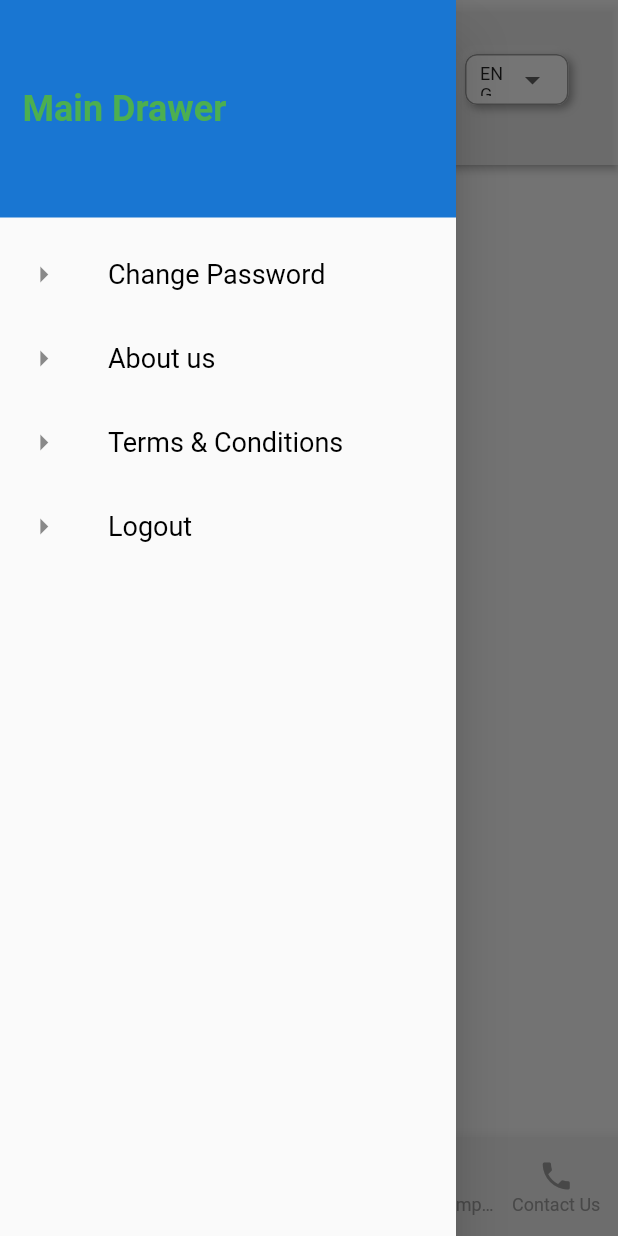
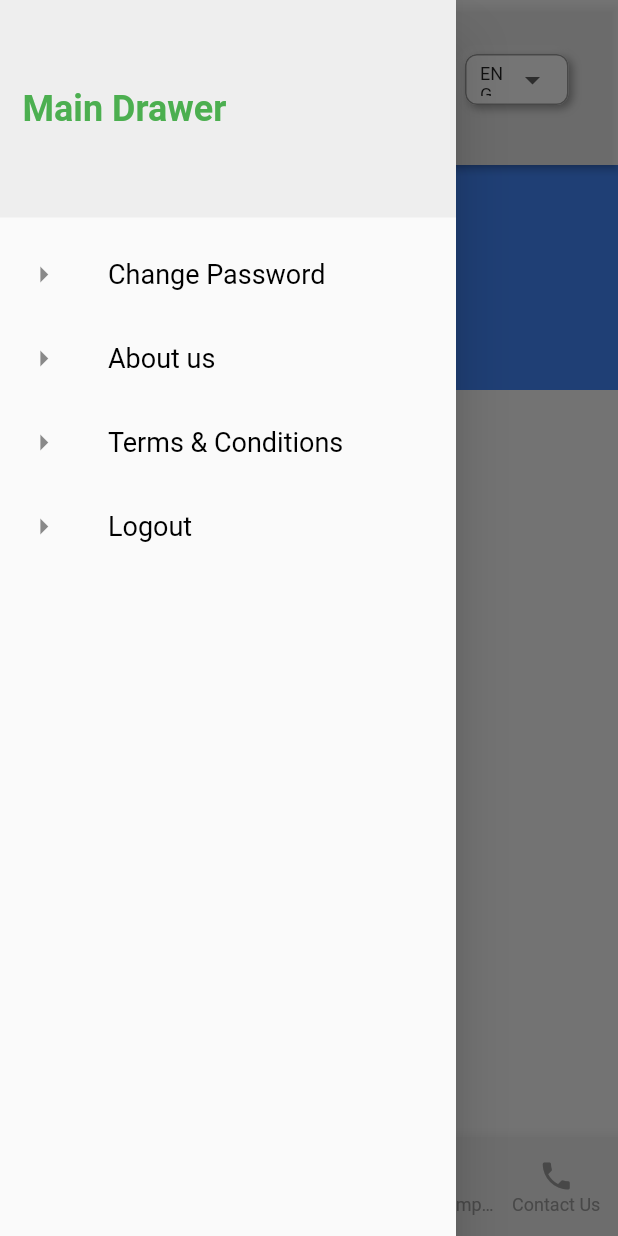
Before and after one commit to MOC-DEV-TH/MJN-User, a Flutter app: the TabScreens screen opened by its route, with the side drawer open, on a phone screen of 412 x 824 dp. Run offline on Flutter 3.47's test engine with Material 2 defaults, Android fonts, the phone set to English and light mode, and no system bars; drawn by our look-alikes of flutter_neumorphic; our stand-ins replace lottie, shared_preferences; accounts and stored records are empty.

Commit message:
add new design

```diff
--- a/lib/Widgets/login_main_drawer.dart
+++ b/lib/Widgets/login_main_drawer.dart
@@ -23,7 +23,7 @@ class LoginMainDrawer extends StatelessWidget {
             height: 145,
             width: double.infinity,
             padding: EdgeInsets.all(15),
-            color: Theme.of(context).primaryColorDark,
+            color: Color(0xFFEEEEEE),
             alignment: Alignment.centerLeft,
             child: Text(
               'Login Drawer',
--- a/lib/Widgets/main_drawer.dart
+++ b/lib/Widgets/main_drawer.dart
@@ -17,14 +17,15 @@ class MainDrawer extends StatelessWidget {
 
   @override
   Widget build(BuildContext context) {
-    return Drawer(
+    return
+      Drawer(
         child: Column(
           children: [
             Container(
               height: 145,
               width: double.infinity,
               padding: EdgeInsets.all(15),
-            color: Theme.of(context).primaryColorDark,
+              color: Color(0xFFEEEEEE),
               alignment: Alignment.centerLeft,
               child: Text(
                 'Main Drawer',
--- a/lib/views/CreateServiceTicketView.dart
+++ b/lib/views/CreateServiceTicketView.dart
@@ -49,7 +49,7 @@ class _CreateServiceTicketViewState extends State<CreateServiceTicketView> {
                               },
                               child: Container(
                                   alignment: Alignment.centerLeft,
-                                  child: Icon(Icons.arrow_back))),
+                                  child: Icon(Icons.keyboard_backspace_sharp,size: 40,))),
                           Row(
                             children: [
                               Container(
--- a/lib/views/HomeView.dart
+++ b/lib/views/HomeView.dart
@@ -1,13 +1,118 @@
+import 'package:MJN/views/AccountView.dart';
 import 'package:flutter/material.dart';
+import 'package:flutter_neumorphic/flutter_neumorphic.dart';
 
-class HomeView extends StatelessWidget {
+class HomeView extends StatefulWidget {
 
   static const routeName = '/home_screen';
 
   @override
+  _HomeViewState createState() => _HomeViewState();
+}
+
+class _HomeViewState extends State<HomeView> {
+  int changePageIndex = 0;
+
+
+  @override
+  void initState() {
+    changePageIndex = 0;
+    super.initState();
+  }
+
+  @override
   Widget build(BuildContext context) {
-    return Container(
-      child: Text('Home'),
+    return changePageIndex == 1 ? AccountView() :Scaffold(
+      body: SingleChildScrollView(
+        child: Column(
+          children: [
+            Container(
+              color: Colors.blueAccent,
+              width: double.infinity,
+              alignment: Alignment.center,
+              height: 150,
+              child: Text(
+                'Promotion News',
+                style: TextStyle(
+                    fontWeight: FontWeight.bold,
+                    fontSize: 24,
+                    color: Colors.white),
+              ),
+            ),
+            Container(
+              width: MediaQuery.of(context).size.width,
+              height: 40,
+              alignment: Alignment.centerLeft,
+              margin: EdgeInsets.only(top: 10, left: 10),
+              child: NeumorphicButton(
+                onPressed: () {
+
+                  setState(() {
+                    changePageIndex = 1;
+                  });
+
+                },
+                child: Text(
+                  "My Account",
+                  style: TextStyle(
+                      fontWeight: FontWeight.bold,
+                      fontSize: 15,
+                      color: Colors.white),
+                ),
+                style: NeumorphicStyle(
+                  shape: NeumorphicShape.flat,
+                  boxShape:
+                  NeumorphicBoxShape.roundRect(BorderRadius.circular(14)),
+                  color: Colors.amber,
+                  depth: 8,
+//                lightSource: LightSource.topLeft,
+                ),
+              ),
+            ),
+            Padding(
+              padding: const EdgeInsets.only(top: 8,left: 12),
+              child: Row(
+                children: [
+                  Column(
+                    crossAxisAlignment: CrossAxisAlignment.start,
+                    children: [
+                      Text('Name',style: TextStyle(fontWeight: FontWeight.w500,fontSize: 13),),
+                      SizedBox(
+                        height: 6,
+                      ),
+                      Text('Building',style: TextStyle(fontWeight: FontWeight.w500,fontSize: 13),),
+                      SizedBox(
+                        height: 6,
+                      ),
+                      Text('Unit',style: TextStyle(fontWeight: FontWeight.w500,fontSize: 13),),
+                    ],
+                  ),
+
+
+                  SizedBox(
+                    width: 20,
+                  ),
+
+                  Column(
+                    crossAxisAlignment: CrossAxisAlignment.start,
+                    children: [
+                      Text(':Mr.Test',style: TextStyle(fontWeight: FontWeight.w500,fontSize: 13),),
+                      SizedBox(
+                        height: 6,
+                      ),
+                      Text(':A36',style: TextStyle(fontWeight: FontWeight.w500,fontSize: 13),),
+                      SizedBox(
+                        height: 6,
+                      ),
+                      Text(':2021',style: TextStyle(fontWeight: FontWeight.w500,fontSize: 13),),
+                    ],
+                  )
+                ],
+              ),
+            )
+          ],
+        ),
+      ),
     );
   }
 }
--- a/lib/views/LoginView.dart
+++ b/lib/views/LoginView.dart
@@ -23,6 +23,7 @@ class _LoginViewState extends State<LoginView> {
       appBar: AppBar(
         toolbarHeight: 110,
         backgroundColor: Colors.white70,
+        iconTheme: IconThemeData(color: Colors.grey),
         actions: [
           Container(
             height: 50,
@@ -56,7 +57,8 @@ class _LoginViewState extends State<LoginView> {
           ),
         ],
       ),
-      drawer: LoginMainDrawer(),
+      drawer: Container(
+          child: LoginMainDrawer()),
       key: _scaffoldKey,
       backgroundColor: Colors.grey.shade100,
       body: SingleChildScrollView(
--- a/lib/views/MyServiceTicketView.dart
+++ b/lib/views/MyServiceTicketView.dart
@@ -35,12 +35,12 @@ class _MyServiceTicketViewState extends State<MyServiceTicketView> {
                         },
                         child: Container(
                             alignment: Alignment.centerLeft,
-                            child: Icon(Icons.arrow_back))),
+                            child: Icon(Icons.keyboard_backspace_sharp,size: 40,))),
                     Container(
                       width: MediaQuery.of(context).size.width,
                       height: 40,
                       alignment: Alignment.centerLeft,
-                      margin: EdgeInsets.only(top: 10, left: 10),
+                      margin: EdgeInsets.only(top: 3, left: 10),
                       child: NeumorphicButton(
                         onPressed: () {},
                         child: Text(
--- a/lib/views/tabView.dart
+++ b/lib/views/tabView.dart
@@ -1,5 +1,4 @@
 import 'package:MJN/Widgets/main_drawer.dart';
-import 'package:MJN/helpers/shared_pref.dart';
 import 'package:MJN/views/ContactUsView.dart';
 import 'package:MJN/views/ServiceComplainView.dart';
 import 'package:flutter/material.dart';
@@ -62,6 +61,7 @@ class _TabScreensState extends State<TabScreens> {
         toolbarHeight: 110,
         elevation: 2,
         backgroundColor: Colors.white70,
+        iconTheme: IconThemeData(color: Colors.grey),
         title: Container(
           width: MediaQuery.of(context).size.width,
           child: Row(
--- a/pubspec.yaml
+++ b/pubspec.yaml
@@ -56,6 +56,7 @@ flutter:
     - assets/images/floating_icon.png
     - assets/images/hi_internet_logo.png
     - assets/images/mjn_logo.png
+    - assets/images/drawer_header_img.png
     - assets/splash_lottie_network.json
 
   # An image asset can refer to one or more resolution-specific "variants", see
```
Also changed, not shown: lib/helpers/shared_pref.dart (+13 -1 lines), lib/views/AccountView.dart (+33 -2 lines), lib/views/NotificationView.dart (+33 -2 lines), assets/images/drawer_header_img.png (added), pubspec.lock, 1 other file. Lines whose indentation alone changed are shown as unchanged.
